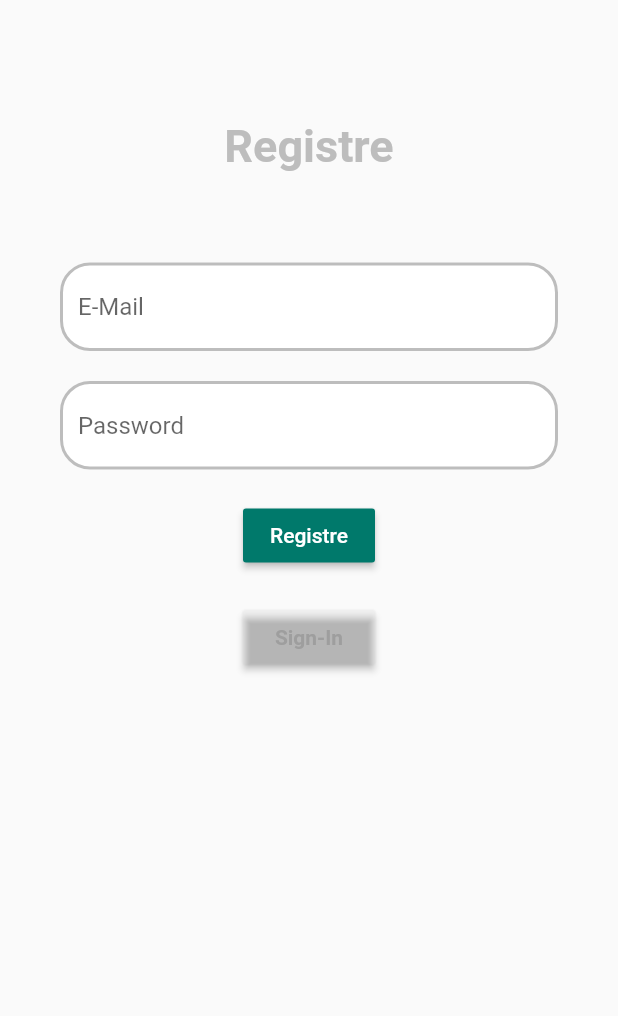
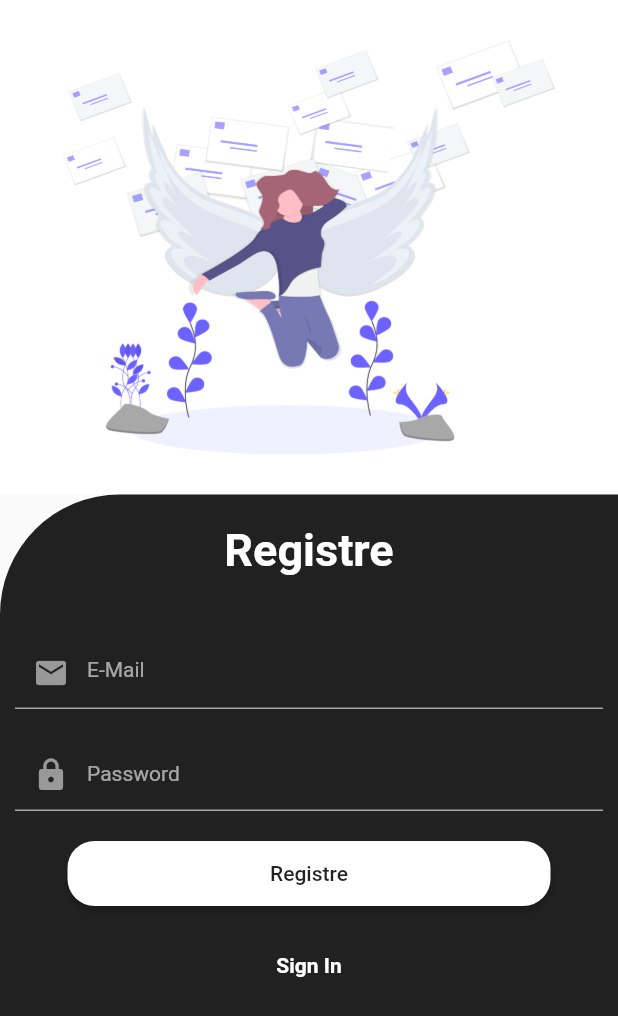
Before and after one commit to FayzSa/SFE-Mobile-App, a Flutter app: the screen it shows after launch, after a tap on "Sign In", after a tap on "Registre", on a phone screen of 412 x 824 dp. Shown: the top 1016 px of the screen. Run offline on Flutter 3.47's test engine with Material 2 defaults, Android fonts, the phone set to English and light mode, and no system bars; our stand-ins replace cloud_firestore, firebase_auth, firebase_storage, flutter_spinkit; missing offline and left inert: loading; accounts and stored records are empty; Roboto replaces fonts that are missing (Hind).

Commit message:
Login and Registre UI

```diff
--- a/lib/main.dart
+++ b/lib/main.dart
@@ -17,12 +17,27 @@ class MailGest extends StatelessWidget {
       value: AuthService().user,
       child: MaterialApp(
         title: "Gestion Courrier",
-        debugShowCheckedModeBanner: false,
-        color: Colors.teal[700],
-        theme: ThemeData(
-          primaryColor: Colors.teal[700],
-        ),
-        home: Wrapper(),
+  debugShowCheckedModeBanner: false,
+  color: Colors.deepPurple[900],
+  theme: ThemeData(
+
+    primaryColor: Colors.deepPurple[900],
+    accentColor: Colors.deepPurple[700],
+
+
+
+    // Define the default font family.
+
+
+    // Define the default TextTheme. Use this to specify the default
+    // text styling for headlines, titles, bodies of text, and more.
+    textTheme: TextTheme(
+      headline: TextStyle(fontSize: 72.0, fontWeight: FontWeight.bold , color: Colors.deepPurple[900]),
+      title: TextStyle(fontSize: 36.0, fontStyle: FontStyle.italic , color: Colors.deepPurple[900]),
+      body1: TextStyle(fontSize: 14.0, fontFamily: 'Hind' , color: Colors.deepPurple[900]),
+    ),
+  ),
+  home: Wrapper(),
       ),
     );
   }
--- a/lib/screens/Auth/authenticate.dart
+++ b/lib/screens/Auth/authenticate.dart
@@ -21,8 +21,8 @@ class _AuthState extends State<Auth> {
   Widget build(BuildContext context) {
   if(showSignIn)
     {
-      return SignIn(toggleView : toggleView);
+      return Scaffold(body: SingleChildScrollView(child: SafeArea(child: SignIn(toggleView : toggleView))));
     }
-    else return Registre(toggleView : toggleView);
+    else return Scaffold(body: SingleChildScrollView(child: SafeArea(child:Registre(toggleView : toggleView))));
   }
   }
--- a/lib/screens/Auth/registre.dart
+++ b/lib/screens/Auth/registre.dart
@@ -26,36 +26,48 @@ class _RegistreState extends State<Registre> {
 
   @override
   Widget build(BuildContext context) {
-  final width = MediaQuery.of(context).size.width;
-    return isLoaded ? Loading() : Scaffold(
-
-            body: Container(
-              child: SingleChildScrollView(
+    return isLoaded ? Loading() :  Container(
       child: Column(
         children: <Widget>[
           Container(
+           height:MediaQuery.of(context).size.height/2 - (MediaQuery.of(context).size.height/10),
+            width: double.infinity,
               decoration: BoxDecoration(
-                        image: DecorationImage(
-                          image: AssetImage("assets/images/registre.png"),
-                          fit: BoxFit.fill
+
+        image: DecorationImage(image: new AssetImage("assets/images/undraw_messenger_e7iu.png"),
+        fit: BoxFit.fill,
         ),
       ),
           ),
-                    SizedBox(height: 40),
-                    Padding(padding: EdgeInsets.all(40),
+
+          SingleChildScrollView(
+                child: Container(
+              height: MediaQuery.of(context).size.height/2 + (MediaQuery.of(context).size.height/10),
+              decoration: BoxDecoration(
+        color: Colors.black87,
+        borderRadius: BorderRadius.only(topLeft: Radius.circular(80))
+              ),
               child: Column(
         children: <Widget>[
+      SizedBox(height: 20),
       Text(
-                      "Registre" , style: TextStyle(color:Colors.grey[400] , fontWeight: FontWeight.bold, fontSize: 30),
+        "Registre" , style: TextStyle(color:Colors.white , fontWeight: FontWeight.bold, fontSize: 30),
+
         ),
-                      SizedBox(height: 40,),
-                      Form(
+        SizedBox(height: 10,),
+        Padding(
+      padding: const EdgeInsets.all(10.0),
+      child: Form(
       key: _formkey,
       child: Column(
       children: <Widget>[
       SizedBox(height:20),
+
       TextFormField(
-                  decoration: textInputDeco.copyWith(hintText:"E-Mail"),
+        style: TextStyle(color:Colors.white70),
+        decoration: textInputDeco.copyWith(hintText:"E-Mail" , hintStyle:TextStyle(color: Colors.white60 , fontSize: 14),
+         prefixIcon: Icon(Icons.mail , color:Colors.white54),
+        ),
 
         validator: (value)=> value.isEmpty ? "Entre an email " : null,
         onChanged: (value)
@@ -65,10 +77,14 @@ class _RegistreState extends State<Registre> {
               });
         },
       ),
-                 SizedBox(height:20),
+ SizedBox(height: 20,),
+       TextFormField(
 
-                 TextFormField(
-                   decoration: textInputDeco.copyWith(hintText:"Password"),
+        style: TextStyle(color:Colors.white70 ,fontSize: 17),
+        decoration:  textInputDeco.copyWith(hintText:"Password" , hintStyle:TextStyle(color:Colors.white60,fontSize: 14) ,
+         prefixIcon: Icon(Icons.lock , color:Colors.white54),
+        ),
+
 
         validator: (value) => value.length < 6 ? "Entre an password with more than 6 chars " : null,
         obscureText: true,
@@ -80,7 +96,14 @@ class _RegistreState extends State<Registre> {
         },
       ),
       SizedBox(height: 20.0,),
-                RaisedButton(
+      Padding(
+
+        padding: const EdgeInsets.only(left :35.0 , right: 35.0),
+        child: SizedBox(
+          width: double.infinity/2,
+          height: MediaQuery.of(context).size.height/19,
+          child: RaisedButton(
+
             onPressed: ()async
             {
        if(_formkey.currentState.validate())
@@ -92,41 +115,60 @@ class _RegistreState extends State<Registre> {
             if(result==null)
             {
               setState(() {
-                            error = "Please supply a valid Email ";
+                error = "Could not Registre in with those informations";
                 isLoaded = false;
               });
 
             }
           }
             },
-                  color: Colors.teal[700],
+            color: Colors.white,
+
+            shape: RoundedRectangleBorder(
+  borderRadius: new BorderRadius.circular(18.0),
+
+),
             child: Text("Registre" , style: TextStyle(
-                    color:Colors.white
+      color:Colors.black87
             ),),
             ),
-                  SizedBox(height: 20.0),
-                   RaisedButton(
+        ),
+      ),
+       // SizedBox(height: 10.0),
+
+          Text(error, style:TextStyle(color: Colors.red[400], fontSize: 14)),
+          FlatButton(
               onPressed:()
               {
       widget.toggleView();
               },
+
               color: Colors.transparent,
-                    child: Text("Sign-In" , style:TextStyle(
-                      color:Colors.grey,
+              child: Text("Sign In" , style:TextStyle(
+      color:Colors.white,
       fontWeight: FontWeight.bold
               )),
         ),
-                  Text(error, style:TextStyle(color: Colors.red, fontSize: 14)),
       ],
       )),
+        ),
         ],
+              ),
             ),
           ),
 
         ],
       ),
-              ),
-            ),
     );
   }
 }
+
+
+
+
+
+
+
+
+
+//                        dynamic result = await _auth.registreWithEmailAndPassword(email, password,"RH" , "Fayz" );
--- a/lib/screens/Auth/sign_in.dart
+++ b/lib/screens/Auth/sign_in.dart
@@ -27,34 +27,49 @@ class _SignInState extends State<SignIn> {
 
   @override
   Widget build(BuildContext context) {
-    return Scaffold(
-          body: Container(
-        child: SingleChildScrollView(
+    return isLoaded ? Loading() : Container(
+
         child: Column(
           children: <Widget>[
             Container(
+             height:MediaQuery.of(context).size.height/2 - (MediaQuery.of(context).size.height/10),
+              width: double.infinity,
                 decoration: BoxDecoration(
-                  image: DecorationImage(
-                    image: AssetImage("assets/login.png"),
-                    fit: BoxFit.fill
+
+          image: DecorationImage(image: new AssetImage("assets/images/undraw_messenger_e7iu.png"),
+          fit: BoxFit.fill,
           ),
         ),
             ),
-              SizedBox(height: 40),
-              Padding(padding: EdgeInsets.all(40),
+
+            SingleChildScrollView(
+                  child: Container(
+                height: MediaQuery.of(context).size.height/2 + (MediaQuery.of(context).size.height/10),
+                decoration: BoxDecoration(
+          color: Colors.black87,
+          borderRadius: BorderRadius.only(topLeft: Radius.circular(80))
+                ),
                 child: Column(
           children: <Widget>[
+        SizedBox(height: 20),
         Text(
-                "Login" , style: TextStyle(color:Colors.grey[400] , fontWeight: FontWeight.bold, fontSize: 30),
+          "Login" , style: TextStyle(color:Colors.white , fontWeight: FontWeight.bold, fontSize: 30),
+
           ),
-                SizedBox(height: 40,),
-                Form(
+          SizedBox(height: 10,),
+          Padding(
+        padding: const EdgeInsets.all(10.0),
+        child: Form(
       key: _formkey,
       child: Column(
       children: <Widget>[
         SizedBox(height:20),
+
         TextFormField(
-            decoration: textInputDeco.copyWith(hintText:"E-Mail"),
+          style: TextStyle(color:Colors.white70),
+          decoration: textInputDeco.copyWith(hintText:"E-Mail" , hintStyle:TextStyle(color: Colors.white60 , fontSize: 14),
+           prefixIcon: Icon(Icons.mail , color:Colors.white54),
+          ),
 
           validator: (value)=> value.isEmpty ? "Entre an email " : null,
           onChanged: (value)
@@ -64,10 +79,14 @@ class _SignInState extends State<SignIn> {
                 });
           },
         ),
-           SizedBox(height:20),
+ SizedBox(height: 20,),
+         TextFormField(
 
-           TextFormField(
-             decoration: textInputDeco.copyWith(hintText:"Password"),
+          style: TextStyle(color:Colors.white70 ,fontSize: 17),
+          decoration:  textInputDeco.copyWith(hintText:"Password" , hintStyle:TextStyle(color:Colors.white60,fontSize: 14) ,
+           prefixIcon: Icon(Icons.lock , color:Colors.white54),
+          ),
+
 
           validator: (value) => value.length < 6 ? "Entre an password with more than 6 chars " : null,
           obscureText: true,
@@ -79,7 +98,14 @@ class _SignInState extends State<SignIn> {
           },
         ),
         SizedBox(height: 20.0,),
-          RaisedButton(
+        Padding(
+
+          padding: const EdgeInsets.only(left :35.0 , right: 35.0),
+          child: SizedBox(
+            width: double.infinity/2,
+            height: MediaQuery.of(context).size.height/19,
+            child: RaisedButton(
+
               onPressed: ()async
               {
          if(_formkey.currentState.validate())
@@ -98,149 +124,37 @@ class _SignInState extends State<SignIn> {
               }
             }
               },
-            color: Colors.pink[400],
+              color: Colors.white,
+
+              shape: RoundedRectangleBorder(
+  borderRadius: new BorderRadius.circular(18.0),
+
+),
               child: Text("Sign In" , style: TextStyle(
-              color:Colors.white
+        color:Colors.black87
               ),),
               ),
-            SizedBox(height: 20.0),
-            Text(error, style:TextStyle(color: Colors.red, fontSize: 14)),
-            RaisedButton(
+          ),
+        ),
+         // SizedBox(height: 10.0),
+          Text(error, style:TextStyle(color: Colors.red[400], fontSize: 14)),
+          FlatButton(
                 onPressed:()
                 {
         widget.toggleView();
                 },
+
                 color: Colors.transparent,
                 child: Text("Registre" , style:TextStyle(
-                color:Colors.grey,
+        color:Colors.white,
         fontWeight: FontWeight.bold
                 )),
           ),
       ],
         )),
-                ],
-              ),
-              ),
-
-            ],
-          ),
-        ),
-
-
-          ),
-    );
-  }
-}
-
-
-/*
-
-
-            backgroundColor: Colors.white,
-            body: Column(
-              children: <Widget>[
-                Flexible(
-                  fit: FlexFit.loose,
-                  child: Container(
-                    height: 300,
-                    child: Stack(
-                      children: <Widget>[
-                        Positioned(
-                          top: -30,
-                          height: 400,
-                          width:width,
-                          child: Container(
-                            decoration: BoxDecoration(
-                              image: DecorationImage(
-                                image: AssetImage("assets/images/login.png"),
-                                fit: BoxFit.fill
-                              ),
-                            ),
-                          ),
           ),
           ],
                 ),
-                  ),
-                ),
-                SizedBox(height: 40),
-                Padding(padding: EdgeInsets.all(40),
-                child: Column(
-                  children: <Widget>[
-                    Text(
-                  "Login" , style: TextStyle(color:Colors.grey[400] , fontWeight: FontWeight.bold, fontSize: 30),
-                  ),
-                  SizedBox(height: 40,),
-                  Form(
-          key: _formkey,
-          child: Column(
-          children: <Widget>[
-            SizedBox(height:20),
-            TextFormField(
-              decoration: textInputDeco.copyWith(hintText:"E-Mail"),
-
-              validator: (value)=> value.isEmpty ? "Entre an email " : null,
-              onChanged: (value)
-              {
-                setState(() {
-                  email = value;
-                });
-              },
-            ),
-             SizedBox(height:20),
-
-             TextFormField(
-               decoration: textInputDeco.copyWith(hintText:"Password"),
-
-              validator: (value) => value.length < 6 ? "Entre an password with more than 6 chars " : null,
-              obscureText: true,
-              onChanged: (value)
-              {
-                  setState(() {
-                    password = value;
-                  });
-              },
-            ),
-            SizedBox(height: 20.0,),
-            RaisedButton(
-              onPressed: ()async
-              {
-                 if(_formkey.currentState.validate())
-                  {
-                     setState(() {
-                          isLoaded = true;
-                        });
-                    dynamic result = await _auth.signInWithEmailAndPassword(email, password);
-                    if(result==null)
-                    {
-                      setState(() {
-                        error = "Could not sign in with those informations";
-                        isLoaded = false;
-                      });
-
-                    }
-                  }
-              },
-              color: Colors.pink[400],
-              child: Text("Sign In" , style: TextStyle(
-                color:Colors.white
-              ),),
-              ),
-              SizedBox(height: 20.0),
-              Text(error, style:TextStyle(color: Colors.red, fontSize: 14)),
-              RaisedButton(
-                onPressed:()
-                {
-                  widget.toggleView();
-                },
-                color: Colors.transparent,
-                child: Text("Registre" , style:TextStyle(
-                  color:Colors.grey,
-                  fontWeight: FontWeight.bold
-                )),
-              ),
-          ],
-        )),
-                  ],
               ),
             ),
 
@@ -248,4 +162,7 @@ class _SignInState extends State<SignIn> {
         ),
 
 
-*/
+
+    );
+  }
+}
--- a/lib/shared/shared.dart
+++ b/lib/shared/shared.dart
@@ -4,13 +4,11 @@ import 'package:flutter/material.dart';
  dynamic textInputDeco = InputDecoration(
 
                  fillColor: Colors.white,
-                 filled: true,
-                 enabledBorder: OutlineInputBorder(
-                   borderSide: BorderSide(color:Colors.grey[400],width: 2.0),
-                   borderRadius: BorderRadius.circular(20),
-                 ),
-                 focusedBorder: OutlineInputBorder(
-                   borderSide: BorderSide(color:Colors.white30,width: 2.0),
-                   borderRadius: BorderRadius.circular(20)
+                 enabledBorder: UnderlineInputBorder(
+                   borderSide: BorderSide(color:Colors.white60,width: 1.0),
+                   ),
+                 focusedBorder: UnderlineInputBorder(
+                   borderSide: BorderSide(color:Colors.white70,width: 1.5),
+
                  ),
                );
--- a/pubspec.yaml
+++ b/pubspec.yaml
@@ -46,10 +46,8 @@ flutter:
   # included with your application, so that you can use the icons in
   # the material Icons class.
   uses-material-design: true
-
-  # To add assets to your application, add an assets section, like this:
   assets:
-    - assets/
+    - assets/images/
   #  - images/a_dot_ham.jpeg
 
   # An image asset can refer to one or more resolution-specific "variants", see
```
Also changed, not shown: lib/shared/loading.dart (+4 -3 lines). Lines whose indentation alone changed are shown as unchanged.
